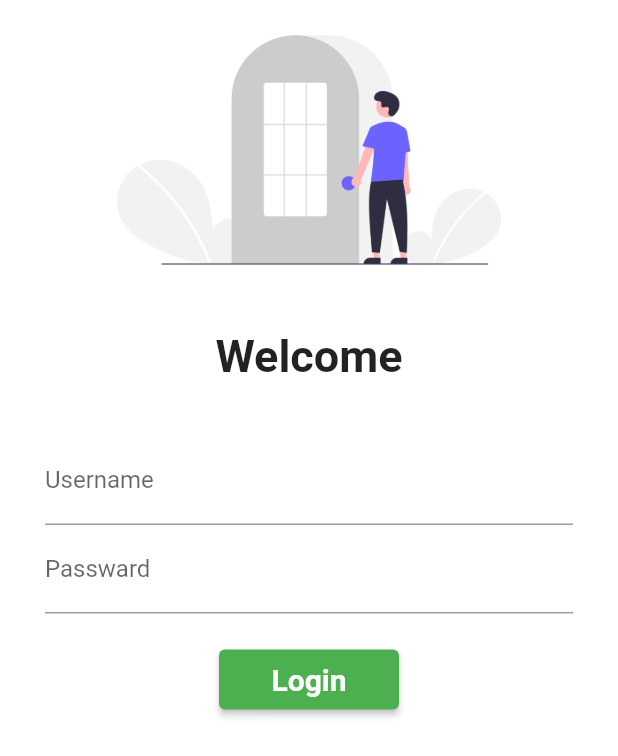
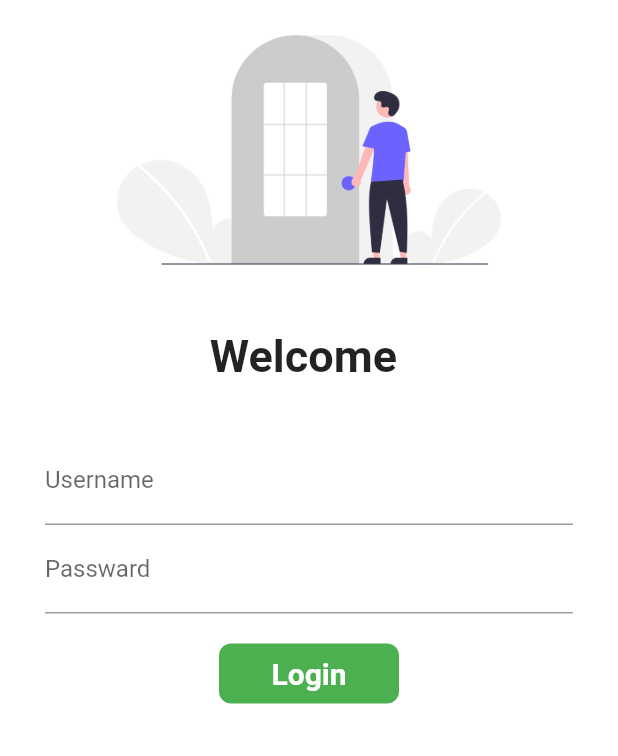
Before and after one commit to Rahul-decoder/Myfirstapp, a Flutter app: the screen it shows after launch, on a phone screen of 412 x 824 dp. Shown: the top 756 px of the screen. Run offline on Flutter 3.47's test engine with Material 2 defaults, Android fonts, the light colour scheme and no system bars.

Commit message:
Day6 completed

```diff
--- a/lib/Pages/login_page.dart
+++ b/lib/Pages/login_page.dart
@@ -1,7 +1,14 @@
 import 'package:flutter/material.dart';
 import 'package:myfirst_one/utills/routes.dart';
 
-class LoginPage extends StatelessWidget {
+class LoginPage extends StatefulWidget {
+  @override
+  State<LoginPage> createState() => _LoginPageState();
+}
+
+class _LoginPageState extends State<LoginPage> {
+  String name = "";
+  bool changebutton = false;
   @override
   Widget build(BuildContext context) {
     return Material(
@@ -18,7 +25,7 @@
                 height: 20.0,
               ),
               Text(
-                "Welcome",
+                "Welcome $name",
                 style: TextStyle(
                   fontSize: 30,
                   fontWeight: FontWeight.bold,
@@ -37,6 +44,11 @@
                         hintText: "Enter Username",
                         labelText: "Username",
                       ),
+                      onChanged: (value) {
+                        name = value;
+                        // to call build function again.
+                        setState(() {});
+                      },
                     ),
                     TextFormField(
                       obscureText: true,
@@ -48,16 +60,48 @@
                     SizedBox(
                       height: 20.0,
                     ),
-                    ElevatedButton(
-                        child: Text(
-                          "Login",
-                          style: TextStyle(
-                              fontSize: 20, fontWeight: FontWeight.bold),
-                        ),
-                        style: TextButton.styleFrom(minimumSize: Size(120, 40)),
-                        onPressed: () {
-                          Navigator.pushNamed(context, MyRoutes.homeRoute);
-                        }),
+                    //button designed by myself.
+                    InkWell(
+                      onTap: () async {
+                        setState(() {
+                          changebutton = true;
+                        });
+                        await Future.delayed(Duration(seconds: 1));
+                        Navigator.pushNamed(context, MyRoutes.homeRoute);
+                      },
+                      child: AnimatedContainer(
+                          duration: Duration(seconds: 1),
+                          width: changebutton ? 80 : 120,
+                          height: 40,
+                          alignment: Alignment.center,
+                          child: changebutton
+                              ? Icon(Icons.done, color: Colors.white)
+                              : Text(
+                                  "Login",
+                                  style: TextStyle(
+                                      color: Colors.white,
+                                      fontWeight: FontWeight.bold,
+                                      fontSize: 20),
+                                ),
+                          decoration: BoxDecoration(
+                            color: Colors.green,
+                            // shape: changebutton
+                            //     ? BoxShape.circle
+                            //     : BoxShape.rectangle,
+                            borderRadius:
+                                BorderRadius.circular(changebutton ? 50 : 8),
+                          )),
+                    ),
+                    // ElevatedButton(
+                    //     child: Text(
+                    //       "Login",
+                    //       style: TextStyle(
+                    //           fontSize: 20, fontWeight: FontWeight.bold),
+                    //     ),
+                    //     style: TextButton.styleFrom(minimumSize: Size(120, 40)),
+                    //     onPressed: () {
+                    //       Navigator.pushNamed(context, MyRoutes.homeRoute);
+                    //     }),
                   ],
                 ),
               )
```
